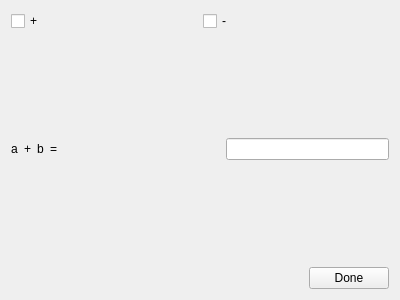
Shachar/Quizer, file AlgebraWidget.ui: the form before one commit.
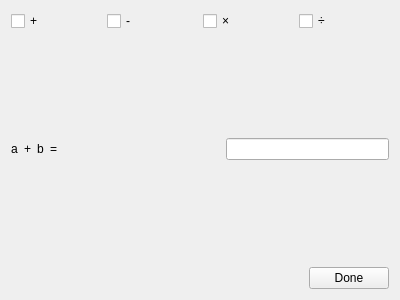
The form after the commit.

Commit message: Add multiplication and division

The edit to the form file:
```diff
--- a/AlgebraWidget.ui
+++ b/AlgebraWidget.ui
@@ -35,6 +35,20 @@
          </property>
         </widget>
        </item>
+       <item>
+        <widget class="QCheckBox" name="settingsMultiplication">
+         <property name="text">
+          <string>×</string>
+         </property>
+        </widget>
+       </item>
+       <item>
+        <widget class="QCheckBox" name="settingsDivision">
+         <property name="text">
+          <string>÷</string>
+         </property>
+        </widget>
+       </item>
       </layout>
      </item>
      <item>
```
Left out of the diff: 34 changed lines with no effect on the pictures. The commit also changes 2 other files.
